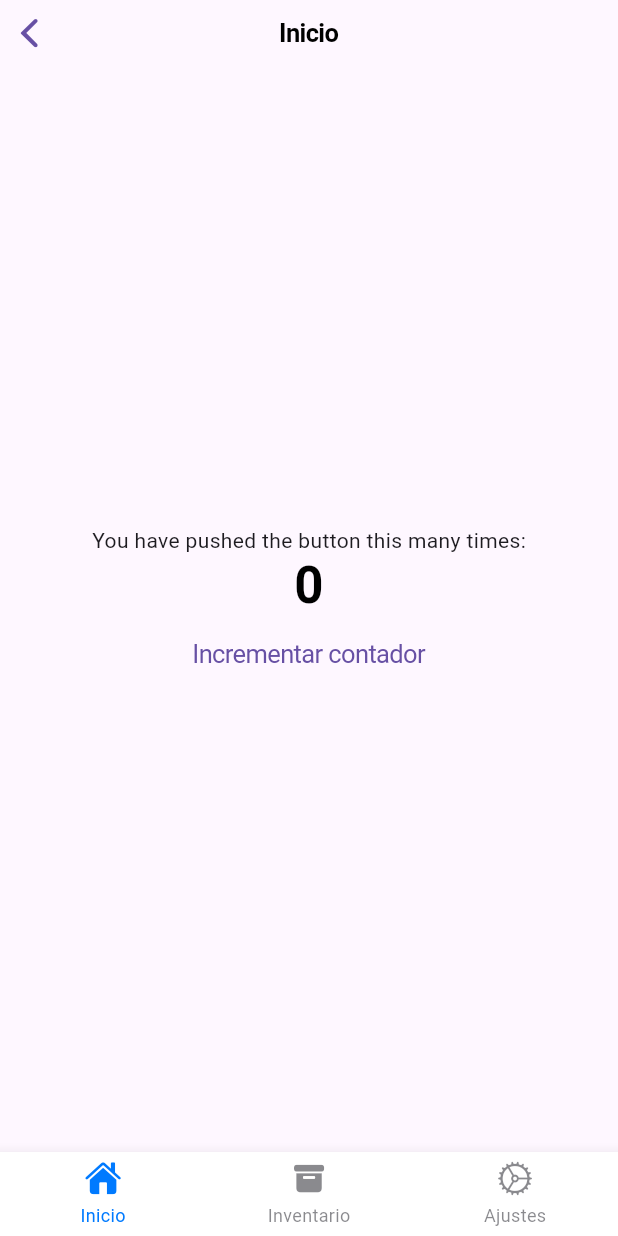
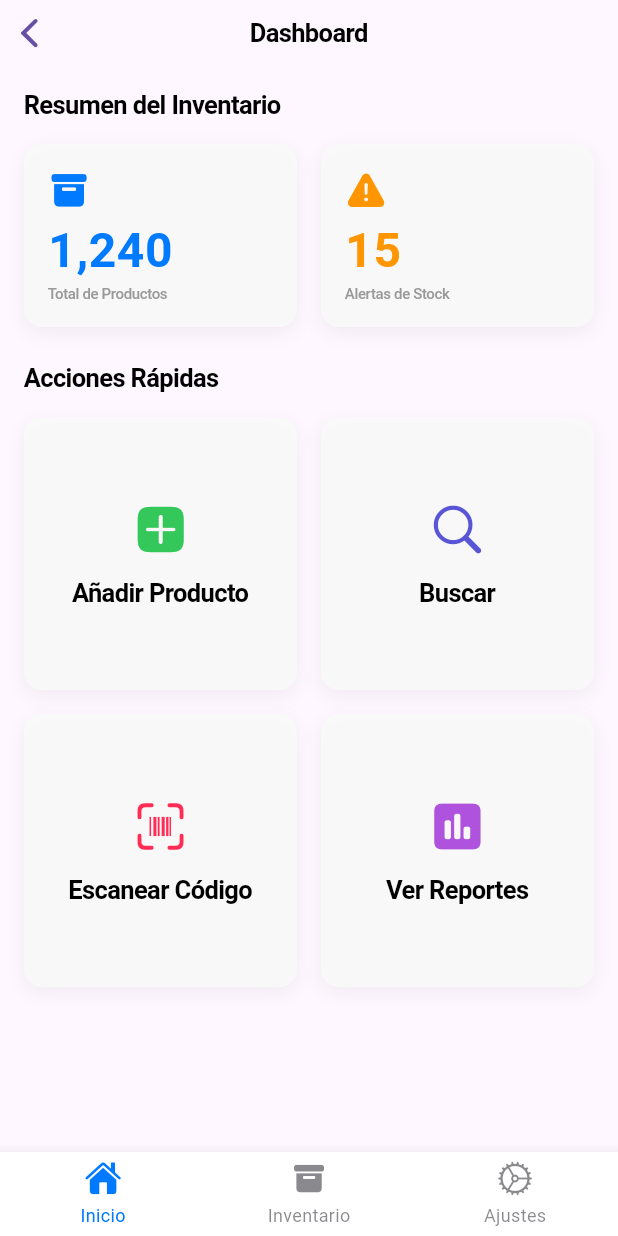
Before and after one commit to AlexVM1060/JVH, a Flutter app: the MyHomePage screen opened directly, on a phone screen of 412 x 824 dp. Run offline on Flutter 3.47's test engine with Material 3 defaults, Android fonts, the phone set to English and light mode, and no system bars; drawn by our look-alikes of animated_bottom_navigation_bar; our stand-ins replace flutter_animate.

```diff
--- /dev/null
+++ b/lib/home_page.dart
@@ -0,0 +1,199 @@
+import 'package:flutter/cupertino.dart';
+import 'package:flutter/material.dart';
+
+class HomePage extends StatelessWidget {
+  const HomePage({super.key});
+
+  @override
+  Widget build(BuildContext context) {
+    return CupertinoPageScaffold(
+      navigationBar: const CupertinoNavigationBar(middle: Text('Dashboard')),
+      child: SafeArea(
+        child: ListView(
+          padding: const EdgeInsets.all(16.0),
+          children: [
+            _buildSummarySection(context),
+            const SizedBox(height: 24),
+            _buildQuickActions(context),
+          ],
+        ),
+      ),
+    );
+  }
+
+  Widget _buildSummarySection(BuildContext context) {
+    return Column(
+      crossAxisAlignment: CrossAxisAlignment.start,
+      children: [
+        Text(
+          'Resumen del Inventario',
+          style: CupertinoTheme.of(
+            context,
+          ).textTheme.navTitleTextStyle.copyWith(fontWeight: FontWeight.bold),
+        ),
+        const SizedBox(height: 16),
+        Row(
+          children: const [
+            Expanded(
+              child: SummaryCard(
+                title: 'Total de Productos',
+                value: '1,240',
+                icon: CupertinoIcons.archivebox_fill,
+                color: CupertinoColors.activeBlue,
+              ),
+            ),
+            SizedBox(width: 16),
+            Expanded(
+              child: SummaryCard(
+                title: 'Alertas de Stock',
+                value: '15',
+                icon: CupertinoIcons.exclamationmark_triangle_fill,
+                color: CupertinoColors.systemOrange,
+              ),
+            ),
+          ],
+        ),
+      ],
+    );
+  }
+
+  Widget _buildQuickActions(BuildContext context) {
+    return Column(
+      crossAxisAlignment: CrossAxisAlignment.start,
+      children: [
+        Text(
+          'Acciones Rápidas',
+          style: CupertinoTheme.of(
+            context,
+          ).textTheme.navTitleTextStyle.copyWith(fontWeight: FontWeight.bold),
+        ),
+        const SizedBox(height: 16),
+        GridView.count(
+          shrinkWrap: true,
+          crossAxisCount: 2,
+          crossAxisSpacing: 16,
+          mainAxisSpacing: 16,
+          physics: const NeverScrollableScrollPhysics(),
+          children: const [
+            ActionCard(
+              title: 'Añadir Producto',
+              icon: CupertinoIcons.plus_app_fill,
+              color: CupertinoColors.systemGreen,
+            ),
+            ActionCard(
+              title: 'Buscar',
+              icon: CupertinoIcons.search,
+              color: CupertinoColors.systemIndigo,
+            ),
+            ActionCard(
+              title: 'Escanear Código',
+              icon: CupertinoIcons.barcode_viewfinder,
+              color: CupertinoColors.systemPink,
+            ),
+            ActionCard(
+              title: 'Ver Reportes',
+              icon: CupertinoIcons.chart_bar_square_fill,
+              color: CupertinoColors.systemPurple,
+            ),
+          ],
+        ),
+      ],
+    );
+  }
+}
+
+class SummaryCard extends StatelessWidget {
+  const SummaryCard({
+    super.key,
+    required this.title,
+    required this.value,
+    required this.icon,
+    required this.color,
+  });
+
+  final String title;
+  final String value;
+  final IconData icon;
+  final Color color;
+
+  @override
+  Widget build(BuildContext context) {
+    return Container(
+      padding: const EdgeInsets.all(16),
+      decoration: BoxDecoration(
+        color: CupertinoTheme.of(context).barBackgroundColor,
+        borderRadius: BorderRadius.circular(12),
+        boxShadow: [
+          BoxShadow(
+            color: Colors.black.withOpacity(0.05),
+            blurRadius: 10,
+            offset: const Offset(0, 4),
+          ),
+        ],
+      ),
+      child: Column(
+        crossAxisAlignment: CrossAxisAlignment.start,
+        children: [
+          Icon(icon, color: color, size: 28),
+          const SizedBox(height: 8),
+          Text(
+            value,
+            style: CupertinoTheme.of(context).textTheme.navLargeTitleTextStyle
+                .copyWith(color: color, fontSize: 32),
+          ),
+          const SizedBox(height: 4),
+          Text(
+            title,
+            style: CupertinoTheme.of(context).textTheme.tabLabelTextStyle,
+          ),
+        ],
+      ),
+    );
+  }
+}
+
+class ActionCard extends StatelessWidget {
+  const ActionCard({
+    super.key,
+    required this.title,
+    required this.icon,
+    required this.color,
+  });
+
+  final String title;
+  final IconData icon;
+  final Color color;
+
+  @override
+  Widget build(BuildContext context) {
+    return GestureDetector(
+      onTap: () {},
+      child: Container(
+        decoration: BoxDecoration(
+          color: CupertinoTheme.of(context).barBackgroundColor,
+          borderRadius: BorderRadius.circular(12),
+          boxShadow: [
+            BoxShadow(
+              color: Colors.black.withOpacity(0.05),
+              blurRadius: 10,
+              offset: const Offset(0, 4),
+            ),
+          ],
+        ),
+        child: Column(
+          mainAxisAlignment: MainAxisAlignment.center,
+          children: [
+            Icon(icon, size: 40, color: color),
+            const SizedBox(height: 12),
+            Text(
+              title,
+              style: CupertinoTheme.of(
+                context,
+              ).textTheme.textStyle.copyWith(fontWeight: FontWeight.w600),
+            ),
+          ],
+        ),
+      ),
+    );
+  }
+}
--- a/lib/main.dart
+++ b/lib/main.dart
@@ -1,6 +1,7 @@
 import 'package:animated_bottom_navigation_bar/animated_bottom_navigation_bar.dart';
 import 'package:flutter/cupertino.dart';
 import 'package:flutter/material.dart';
+import 'package:myapp/home_page.dart';
 import 'package:myapp/inventory_page.dart';
 import 'package:myapp/login_page.dart';
 import 'package:myapp/settings_page.dart';
@@ -33,7 +34,6 @@ class MyHomePage extends StatefulWidget {
 class _MyHomePageState extends State<MyHomePage> {
   final PageController _pageController = PageController();
   int _selectedIndex = 0;
-  int _counter = 0;
 
   final iconList = <IconData>[
     CupertinoIcons.house_fill,
@@ -47,12 +47,6 @@ class _MyHomePageState extends State<MyHomePage> {
     'Ajustes',
   ];
 
-  void _incrementCounter() {
-    setState(() {
-      _counter++;
-    });
-  }
-
   @override
   void dispose() {
     _pageController.dispose();
@@ -62,9 +56,9 @@ class _MyHomePageState extends State<MyHomePage> {
   @override
   Widget build(BuildContext context) {
     final List<Widget> pages = <Widget>[
-      HomePage(counter: _counter, onIncrement: _incrementCounter),
+      const HomePage(),
       const InventoryPage(),
-      SettingsPage(counter: _counter, onIncrement: _incrementCounter),
+      const SettingsPage(counter: 0, onIncrement: null),
     ];
 
     return Scaffold(
@@ -115,37 +109,3 @@ class _MyHomePageState extends State<MyHomePage> {
     );
   }
 }
-
-class HomePage extends StatelessWidget {
-  const HomePage({super.key, required this.counter, required this.onIncrement});
-
-  final int counter;
-  final VoidCallback onIncrement;
-
-  @override
-  Widget build(BuildContext context) {
-    return CupertinoPageScaffold(
-      navigationBar: const CupertinoNavigationBar(
-        middle: Text('Inicio'),
-      ),
-      child: SafeArea(
-        child: Center(
-          child: Column(
-            mainAxisAlignment: MainAxisAlignment.center,
-            children: <Widget>[
-              const Text('You have pushed the button this many times:'),
-              Text(
-                '$counter',
-                style: CupertinoTheme.of(context).textTheme.navLargeTitleTextStyle,
-              ),
-              CupertinoButton(
-                onPressed: onIncrement,
-                child: const Text("Incrementar contador"),
-              ),
-            ],
-          ),
-        ),
-      ),
-    );
-  }
-}
--- a/lib/settings_page.dart
+++ b/lib/settings_page.dart
@@ -1,40 +1,16 @@
 import 'package:flutter/cupertino.dart';
 
 class SettingsPage extends StatelessWidget {
-  const SettingsPage({
-    super.key,
-    required this.counter,
-    required this.onIncrement,
-  });
-
-  final int counter;
-  final VoidCallback onIncrement;
+  const SettingsPage({super.key, required int counter, required onIncrement});
 
   @override
   Widget build(BuildContext context) {
-    return CupertinoPageScaffold(
-      navigationBar: const CupertinoNavigationBar(
-        middle: Text('Configuraciones'),
+    return const CupertinoPageScaffold(
+      navigationBar: CupertinoNavigationBar(
+        middle: Text('Ajustes'),
       ),
       child: Center(
-        child: Column(
-          mainAxisAlignment: MainAxisAlignment.center,
-          children: <Widget>[
-            const Text('Página de Configuraciones'),
-            const SizedBox(height: 8),
-            const Text('Este es el texto nuevo.'),
-            const SizedBox(height: 24),
-            Text(
-              'Valor del contador: $counter',
-              style: CupertinoTheme.of(context).textTheme.textStyle,
-            ),
-            const SizedBox(height: 16),
-            CupertinoButton.filled(
-              onPressed: onIncrement,
-              child: const Text('Incrementar'),
-            ),
-          ],
-        ),
+        child: Text('Aquí irán las opciones de configuración.'),
       ),
     );
   }
```
